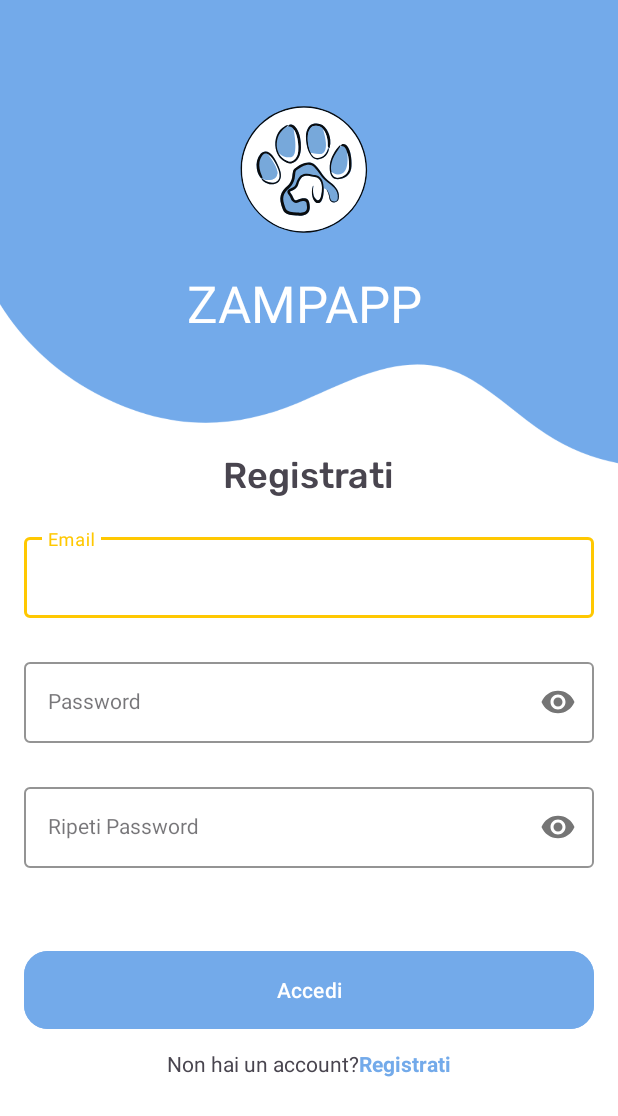
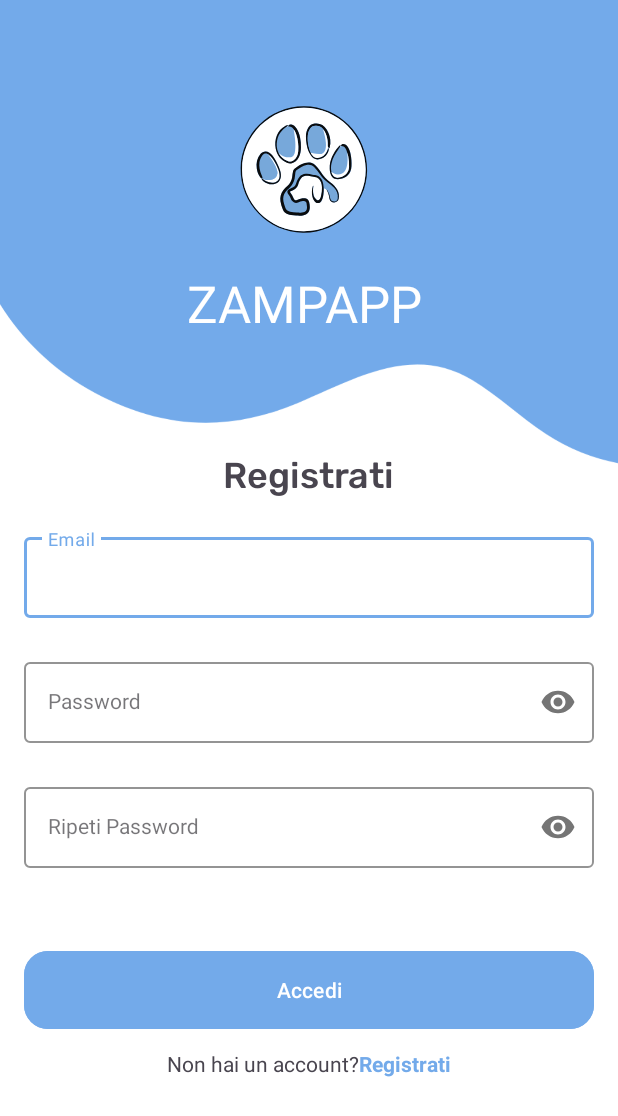
Before and after one commit to Enricomincio/Zampapp, an Android app: the SignUpActivity screen opened directly, with no data from a screen before it, on a phone screen of 412 x 824 dp. Shown: the top 1116 px of the screen. Run offline under Robolectric (Android 15) with nearby library versions, the phone set to English and light mode, and no system bars; our stand-ins replace Firebase (no records; nobody signed in at launch, a user with empty details on screens opened directly); Roboto replaces fonts that are not available here.

Commit message:
risoluzione apertura app-seconda prova

```diff
--- a/app/src/main/res/layout/activity_sign_in.xml
+++ b/app/src/main/res/layout/activity_sign_in.xml
@@ -18,14 +18,14 @@
         android:focusable="true"
         android:scaleType="centerCrop"
         android:src="@drawable/logo_no_background"
-        app:layout_constraintBottom_toBottomOf="@+id/textView"
+        app:layout_constraintBottom_toBottomOf="@+id/textView4"
         app:layout_constraintEnd_toEndOf="parent"
         app:layout_constraintHorizontal_bias="0.494"
         app:layout_constraintStart_toStartOf="parent"
         app:layout_constraintTop_toTopOf="parent" />
 
     <TextView
-        android:id="@+id/textView"
+        android:id="@+id/textView4"
         android:layout_width="wrap_content"
         android:layout_height="wrap_content"
         android:fontFamily="@font/atma_semibold"
@@ -138,7 +138,7 @@
             android:text="Non hai un account?" />
 
         <TextView
-            android:id="@+id/tv_singup"
+            android:id="@+id/textView"
             android:layout_width="wrap_content"
             android:layout_height="wrap_content"
             android:layout_weight="0"
--- a/app/src/main/res/layout/activity_sign_up.xml
+++ b/app/src/main/res/layout/activity_sign_up.xml
@@ -62,8 +62,8 @@
         android:layout_width="match_parent"
         android:layout_height="wrap_content"
         android:layout_marginHorizontal="16dp"
-        app:boxStrokeColor="@color/yellow"
-        app:hintTextColor="@color/yellow"
+        app:boxStrokeColor="@color/ble"
+        app:hintTextColor="@color/ble"
         app:layout_constraintBottom_toBottomOf="parent"
         app:layout_constraintEnd_toEndOf="parent"
         app:layout_constraintHorizontal_bias="0.5"
@@ -87,8 +87,8 @@
         android:layout_height="wrap_content"
         android:layout_marginHorizontal="16dp"
         android:layout_marginTop="24dp"
-        app:boxStrokeColor="@color/yellow"
-        app:hintTextColor="@color/yellow"
+        app:boxStrokeColor="@color/ble"
+        app:hintTextColor="@color/ble"
         app:layout_constraintEnd_toEndOf="parent"
         app:layout_constraintHorizontal_bias="0.5"
         app:layout_constraintStart_toStartOf="parent"
@@ -111,8 +111,8 @@
         android:layout_height="wrap_content"
         android:layout_marginHorizontal="16dp"
         android:layout_marginTop="24dp"
-        app:boxStrokeColor="@color/yellow"
-        app:hintTextColor="@color/yellow"
+        app:boxStrokeColor="@color/ble"
+        app:hintTextColor="@color/ble"
         app:layout_constraintEnd_toEndOf="parent"
         app:layout_constraintHorizontal_bias="0.5"
         app:layout_constraintStart_toStartOf="parent"
```
